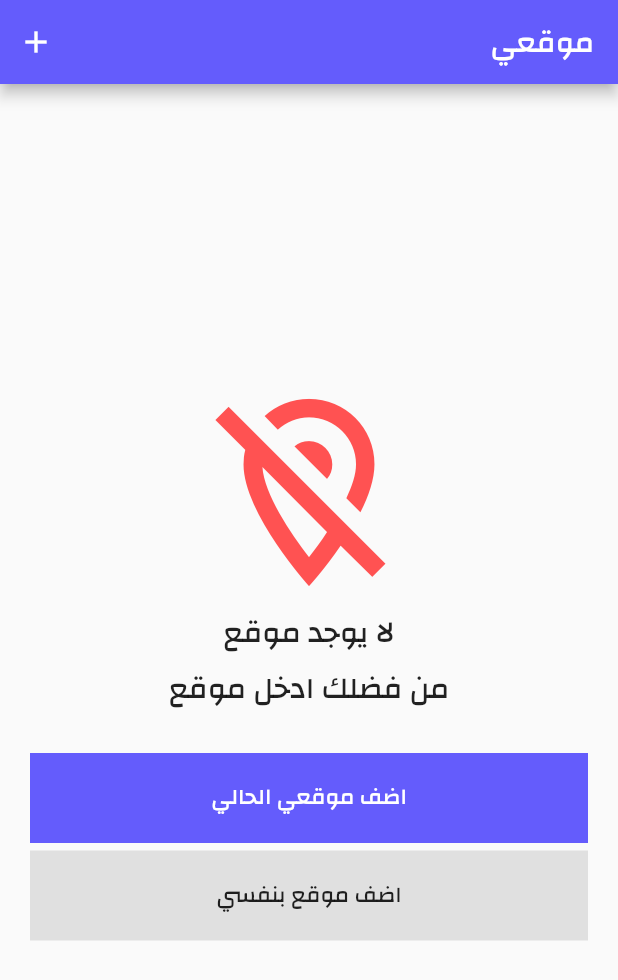
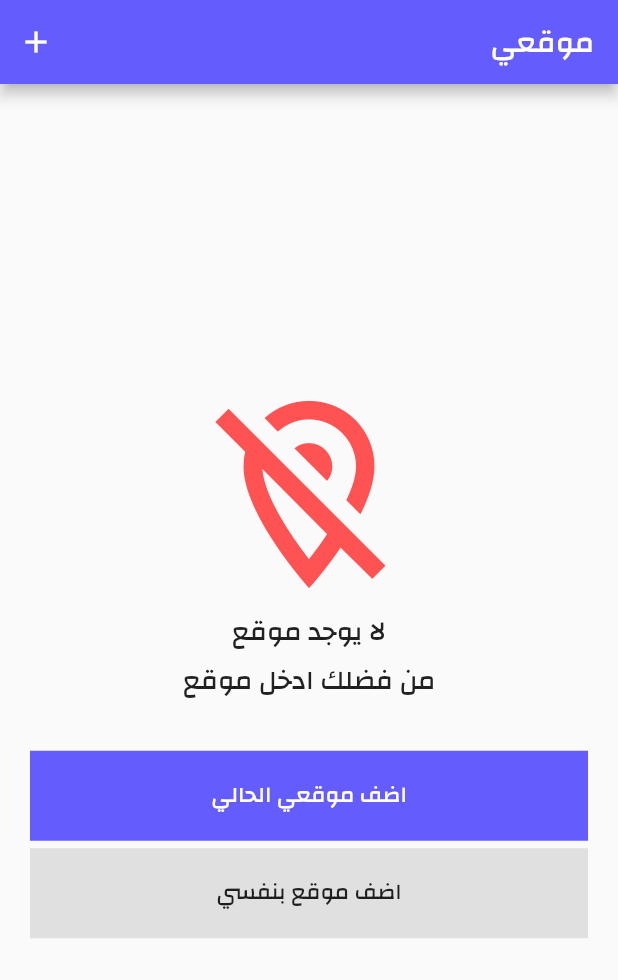
Before and after one commit to ArGendi/Transportation-app, a Flutter app: the screen it shows after launch, on a phone screen of 412 x 824 dp. Shown: the top 980 px of the screen. Run offline on Flutter 3.47's test engine with Material 2 defaults, Android fonts, the phone set to English and light mode, and no system bars; our stand-ins replace geolocator; missing offline and left inert: geocoder.

Commit message:
edits in location screen

```diff
--- a/lib/screens/my_locations.dart
+++ b/lib/screens/my_locations.dart
@@ -14,38 +14,41 @@ class MyLocation extends StatefulWidget {
 
 class _MyLocationState extends State<MyLocation> {
 
-  List locations = [];
+  List<String> _locations = [];
+  bool isLoadingLocation = false;
 
   Future<void> _getPosition() async {
     Position position = await Geolocator.getCurrentPosition(desiredAccuracy: LocationAccuracy.high);
     final coordinates = new Coordinates(position.latitude, position.longitude);
     var addresses = await Geocoder.local.findAddressesFromCoordinates(coordinates);
     var first = addresses.first;
-    print("${first.featureName} : ${first.addressLine}");
+    _locations.add(first.addressLine);
+    print(first.addressLine);
   }
 
-  @override
-  void initState() {
-    super.initState();
-    _getPosition();
+  Widget _addCurrentLocationOrLoading(){
+    if(isLoadingLocation)
+      return CircularProgressIndicator(
+        strokeWidth: 3,
+        valueColor: AlwaysStoppedAnimation<Color>(Colors.white),
+      );
+    else return Text(
+      'اضف موقعي الحالي',
+      style: TextStyle(
+        color: Colors.white,
+      ),
+    );
   }
 
-  @override
-  Widget build(BuildContext context) {
-    return Scaffold(
-      appBar: AppBar(
-        title: Text('موقعي'),
-        actions: [
-          IconButton(
-              onPressed: (){},
-              icon: Icon(Icons.add)
-          )
-        ],
-      ),
-      body: Padding(
-        padding: const EdgeInsets.all(20.0),
-        child: locations.isNotEmpty ? ListView(
+  Widget _listViewOfAddresses(){
+    return ListView.builder(
       shrinkWrap: true,
+      itemCount: _locations.length,
+      itemBuilder: (BuildContext context, int index) {
+        List<String> location = _locations[index].split(',');
+        String firstAddressPart = location.first;
+        String restOfAddress = location[1] + ', ' + location[2];
+        return Column(
           children: [
             Row(
               mainAxisAlignment: MainAxisAlignment.spaceBetween,
@@ -54,13 +57,13 @@ class _MyLocationState extends State<MyLocation> {
                   crossAxisAlignment: CrossAxisAlignment.start,
                   children: [
                     Text(
-                      'شارع 90',
+                      firstAddressPart,
                       style: TextStyle(
                         fontSize: 16,
                       ),
                     ),
                     Text(
-                      'التجمع الرابع القاهرة',
+                      restOfAddress,
                       style: TextStyle(
                         //color: Colors.grey[700],
                         fontSize: 16,
@@ -76,7 +79,13 @@ class _MyLocationState extends State<MyLocation> {
             ),
             Divider(height: 40,)
           ],
-        ) : Center(
+        );
+      },
+    );
+  }
+
+  Widget _noLocationFoundInTheList(){
+    return Center(
       child: Column(
         mainAxisAlignment: MainAxisAlignment.center,
         children: [
@@ -88,29 +97,28 @@ class _MyLocationState extends State<MyLocation> {
           Text(
             'لا يوجد موقع',
             style: TextStyle(
-                  fontSize: 20,
+              fontSize: 18,
             ),
           ),
           Text(
             'من فضلك ادخل موقع',
             style: TextStyle(
-                  fontSize: 20,
+              fontSize: 18,
             ),
           ),
-              SizedBox(height: 25,),
+          SizedBox(height: 30,),
           InkWell(
-                onTap: (){},
+            onTap: () async{
+              setState(() { isLoadingLocation = true; });
+              await _getPosition();
+              setState(() { isLoadingLocation = false; });
+            },
             child: Container(
               width: double.infinity,
               height: 60,
               color: primaryColor,
               child: Center(
-                    child: Text(
-                      'اضف موقعي الحالي',
-                      style: TextStyle(
-                        color: Colors.white,
-                      ),
-                    ),
+                child: _addCurrentLocationOrLoading(),
               ),
             ),
           ),
@@ -128,7 +136,24 @@ class _MyLocationState extends State<MyLocation> {
           ),
         ],
       ),
+    );
+  }
+
+  @override
+  Widget build(BuildContext context) {
+    return Scaffold(
+      appBar: AppBar(
+        title: Text('موقعي'),
+        actions: [
+          IconButton(
+              onPressed: (){},
+              icon: Icon(Icons.add)
+          )
+        ],
       ),
+      body: Padding(
+        padding: const EdgeInsets.all(20.0),
+        child: _locations.isNotEmpty ? _listViewOfAddresses() : _noLocationFoundInTheList(),
       ),
     );
   }
```
Lines whose indentation alone changed are shown as unchanged.
